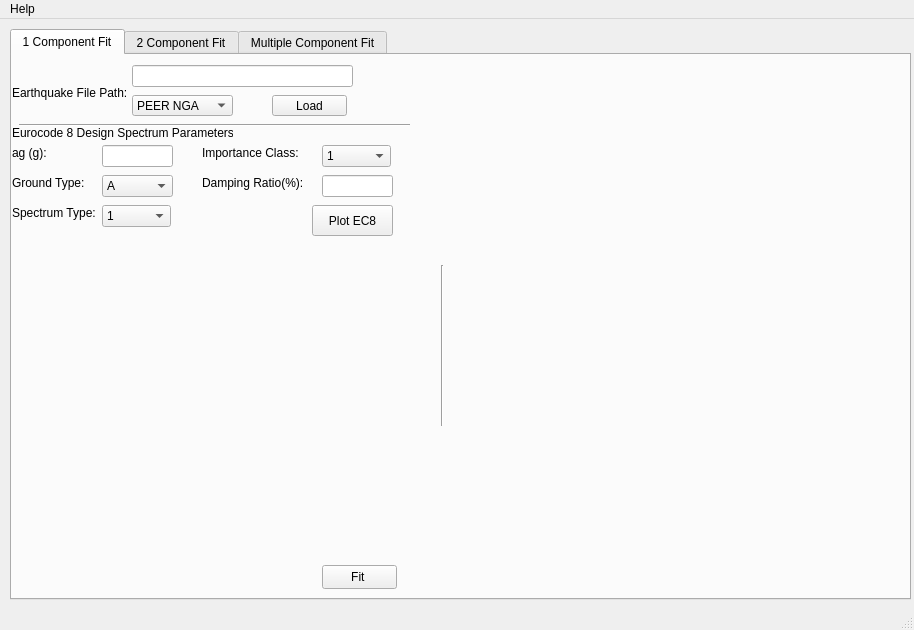
iammix/SpectralMatchPy, file ui/main.ui: the form before one commit.
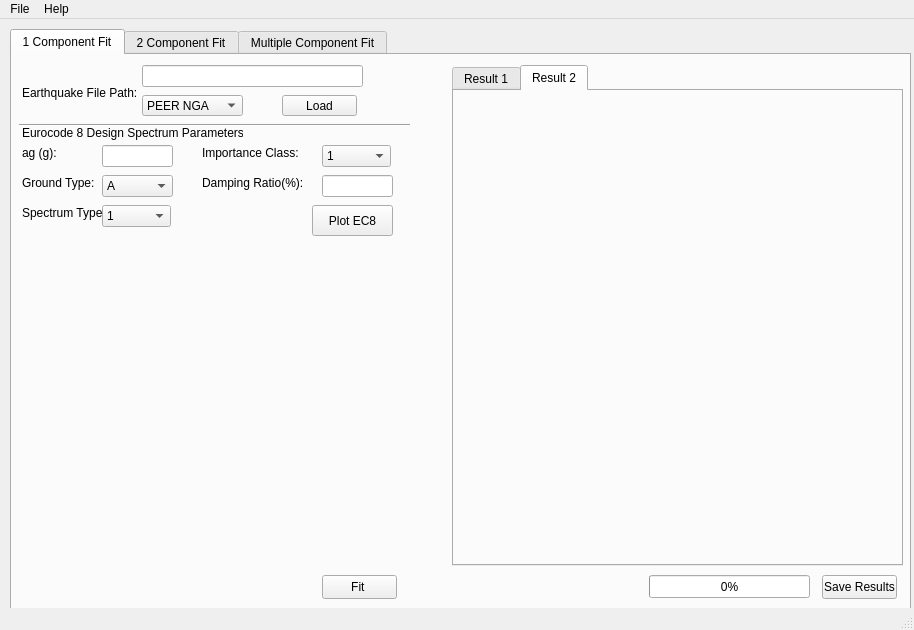
The form after the commit. The open tabs and pages were chosen to show the change. Icons and pictures are not drawn.

Diff of the .ui file:
```diff
--- a/ui/main.ui
+++ b/ui/main.ui
@@ -27,7 +27,7 @@
       <x>10</x>
       <y>10</y>
       <width>901</width>
-      <height>571</height>
+      <height>581</height>
      </rect>
     </property>
     <property name="currentIndex">
@@ -40,7 +40,7 @@
      <widget class="QLabel" name="label">
       <property name="geometry">
        <rect>
-        <x>0</x>
+        <x>10</x>
         <y>30</y>
         <width>121</width>
         <height>16</height>
@@ -53,7 +53,7 @@
      <widget class="QLineEdit" name="lineEdit">
       <property name="geometry">
        <rect>
-        <x>120</x>
+        <x>130</x>
         <y>10</y>
         <width>221</width>
         <height>22</height>
@@ -63,7 +63,7 @@
      <widget class="QPushButton" name="pushButton">
       <property name="geometry">
        <rect>
-        <x>260</x>
+        <x>270</x>
         <y>40</y>
         <width>75</width>
         <height>21</height>
@@ -76,7 +76,7 @@
      <widget class="QComboBox" name="comboBox">
       <property name="geometry">
        <rect>
-        <x>120</x>
+        <x>130</x>
         <y>40</y>
         <width>101</width>
         <height>21</height>
@@ -115,7 +115,7 @@
      <widget class="QLabel" name="label_2">
       <property name="geometry">
        <rect>
-        <x>0</x>
+        <x>10</x>
         <y>70</y>
         <width>221</width>
         <height>16</height>
@@ -128,7 +128,7 @@
      <widget class="QLabel" name="label_3">
       <property name="geometry">
        <rect>
-        <x>0</x>
+        <x>10</x>
         <y>90</y>
         <width>41</width>
         <height>16</height>
@@ -141,7 +141,7 @@
      <widget class="QLabel" name="label_4">
       <property name="geometry">
        <rect>
-        <x>0</x>
+        <x>10</x>
         <y>120</y>
         <width>81</width>
         <height>16</height>
@@ -154,7 +154,7 @@
      <widget class="QLabel" name="label_5">
       <property name="geometry">
        <rect>
-        <x>0</x>
+        <x>10</x>
         <y>150</y>
         <width>91</width>
         <height>16</height>
@@ -308,7 +308,7 @@
       <property name="geometry">
        <rect>
         <x>310</x>
-        <y>510</y>
+        <y>520</y>
         <width>75</width>
         <height>24</height>
        </rect>
@@ -317,28 +317,75 @@
        <string>Fit </string>
       </property>
      </widget>
-     <widget class="QWidget" name="verticalLayoutWidget_3">
+     <widget class="QTabWidget" name="tabWidget_2">
       <property name="geometry">
        <rect>
         <x>440</x>
-        <y>20</y>
+        <y>10</y>
         <width>451</width>
-        <height>481</height>
+        <height>501</height>
        </rect>
       </property>
-      <layout class="QVBoxLayout" name="verticalLayout_3"/>
+      <property name="currentIndex">
+       <number>0</number>
+      </property>
+      <widget class="QWidget" name="tab_4">
+       <attribute name="title">
+        <string>Result 1</string>
+       </attribute>
+       <widget class="QWidget" name="verticalLayoutWidget_3">
+        <property name="geometry">
+         <rect>
+          <x>0</x>
+          <y>0</y>
+          <width>441</width>
+          <height>461</height>
+         </rect>
+        </property>
+        <layout class="QVBoxLayout" name="verticalLayout_3"/>
+       </widget>
+      </widget>
+      <widget class="QWidget" name="tab_5">
+       <attribute name="title">
+        <string>Result 2</string>
+       </attribute>
+       <widget class="QWidget" name="verticalLayoutWidget_4">
+        <property name="geometry">
+         <rect>
+          <x>0</x>
+          <y>0</y>
+          <width>441</width>
+          <height>461</height>
+         </rect>
+        </property>
+        <layout class="QVBoxLayout" name="verticalLayout_4"/>
+       </widget>
+      </widget>
      </widget>
-     <widget class="Line" name="line_2">
+     <widget class="QPushButton" name="pushButton_4">
       <property name="geometry">
        <rect>
-        <x>420</x>
-        <y>210</y>
-        <width>20</width>
-        <height>161</height>
+        <x>810</x>
+        <y>520</y>
+        <width>75</width>
+        <height>24</height>
        </rect>
       </property>
-      <property name="orientation">
-       <enum>Qt::Vertical</enum>
+      <property name="text">
+       <string>Save Results</string>
+      </property>
+     </widget>
+     <widget class="QProgressBar" name="progressBar">
+      <property name="geometry">
+       <rect>
+        <x>637</x>
+        <y>520</y>
+        <width>161</width>
+        <height>23</height>
+       </rect>
+      </property>
+      <property name="value">
+       <number>0</number>
       </property>
      </widget>
     </widget>
@@ -369,6 +416,13 @@
     </property>
     <addaction name="actionAbout"/>
    </widget>
+   <widget class="QMenu" name="menuFile">
+    <property name="title">
+     <string>File</string>
+    </property>
+    <addaction name="actionExit"/>
+   </widget>
+   <addaction name="menuFile"/>
    <addaction name="menubout"/>
   </widget>
   <widget class="QStatusBar" name="statusbar"/>
```
Left out of the diff: 9 changed lines with no effect on the pictures.
